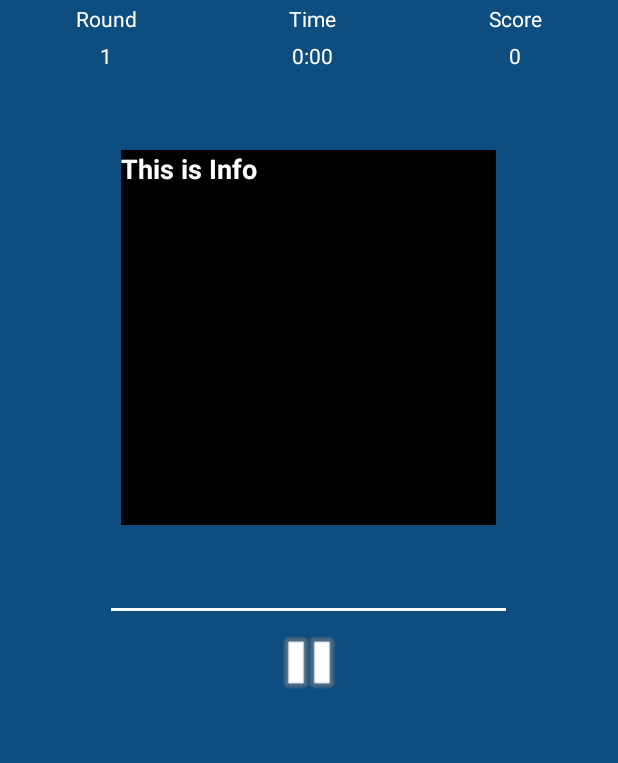
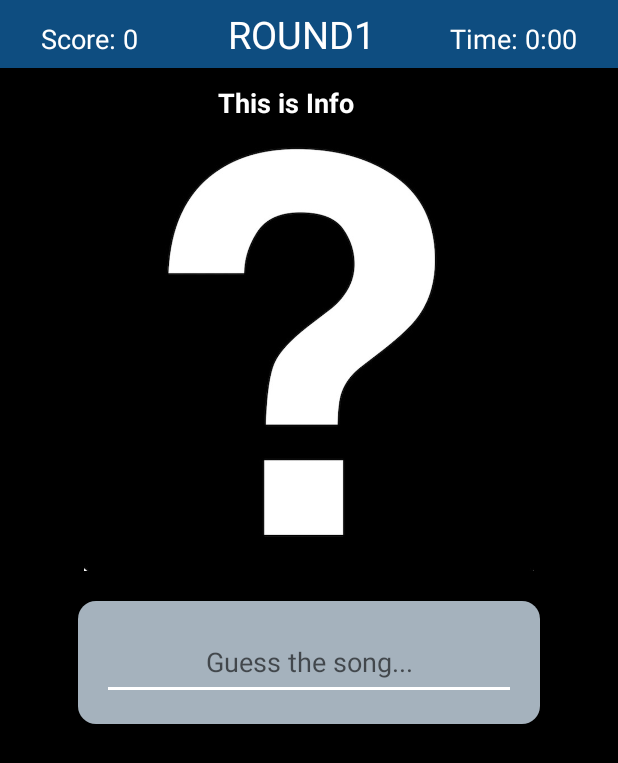
Before and after one commit to JamBuzzers/What-sThatJam-, an Android app: the layout fragment_game.xml on its own in the app's theme, with its tools: preview values and no code run, on a phone screen of 412 x 824 dp. Shown: the top 763 px of the screen. Run offline under Robolectric (Android 15) with nearby library versions, the phone set to English and light mode, and no system bars; Roboto replaces fonts that are not available here.

Commit message:
Structure done just need styling

```diff
--- /dev/null
+++ b/app/src/main/res/drawable/bg.xml
@@ -0,0 +1,6 @@
+<?xml version="1.0" encoding="utf-8"?>
+<shape xmlns:android="http://schemas.android.com/apk/res/android"
+android:shape="rectangle">
+    <!--<corners android:radius="16dp" />-->
+    <solid android:color="#0E4D80" />
+</shape>
--- /dev/null
+++ b/app/src/main/res/drawable/bg1.xml
@@ -0,0 +1,6 @@
+<?xml version="1.0" encoding="utf-8"?>
+<shape xmlns:android="http://schemas.android.com/apk/res/android"
+    android:shape="rectangle">
+    <corners android:radius="12dp" />
+    <solid android:color="#A5B2BD" />
+</shape>
--- a/app/src/main/res/layout/fragment_create_game.xml
+++ b/app/src/main/res/layout/fragment_create_game.xml
@@ -36,14 +36,14 @@
         android:textSize="12sp" />
 
     <HorizontalScrollView
-        android:layout_width="wrap_content"
+        android:layout_width="match_parent"
         android:layout_height="wrap_content"
         android:layout_margin="2dp">
 
         <LinearLayout
             android:id="@+id/hscroll"
             android:layout_width="match_parent"
-            android:layout_height="45dp"
+            android:layout_height="wrap_content"
             android:orientation="horizontal" />
     </HorizontalScrollView>
 
--- a/app/src/main/res/layout/fragment_game.xml
+++ b/app/src/main/res/layout/fragment_game.xml
@@ -1,127 +1,116 @@
 <?xml version="1.0" encoding="utf-8"?>
-<LinearLayout xmlns:android="http://schemas.android.com/apk/res/android"
+<RelativeLayout xmlns:android="http://schemas.android.com/apk/res/android"
     xmlns:app="http://schemas.android.com/apk/res-auto"
     xmlns:tools="http://schemas.android.com/tools"
     android:layout_width="match_parent"
     android:layout_height="match_parent"
     android:orientation="vertical"
     tools:context=".GameFragment"
-    android:background="@color/colorPrimary">
+    android:background="@color/secondaryTextColor">
 
+    <View
+        android:id="@+id/backView"
+        android:layout_width="match_parent"
+        android:layout_height="45dp"
+        android:background="@drawable/bg" />
     <LinearLayout
         android:layout_width="match_parent"
-        android:layout_height="50dp"
-        android:orientation="horizontal">
+        android:layout_height="match_parent"
+        android:orientation="vertical">
 
         <LinearLayout
             android:id="@+id/view1"
             android:layout_width="wrap_content"
+            android:layout_height="wrap_content"
+            android:layout_gravity="center"
+            android:orientation="horizontal"
+            android:padding="5dp"
+            android:background="@drawable/bg">
 
-            android:layout_height="match_parent"
+            <TextView
+                android:id="@+id/textView3"
+                android:layout_width="wrap_content"
+                android:layout_height="wrap_content"
                 android:layout_weight="1"
-            android:orientation="vertical">
+                android:text="Score: "
+                android:textColor="@color/white"
+                android:textSize="18sp" />
+
+            <TextView
+                android:id="@+id/tvScore"
+                android:layout_width="wrap_content"
+                android:layout_height="wrap_content"
+                android:paddingRight="60dp"
+                android:layout_weight="1"
+                android:gravity="center"
+                android:textColor="@color/white"
+                android:text="0"
+                android:textSize="18sp"/>
 
             <TextView
                 android:id="@+id/textView"
                 android:layout_width="match_parent"
                 android:layout_height="wrap_content"
-                android:layout_weight="1"
                 android:gravity="center"
-                android:text="Round"
-                android:textColor="@color/white"/>
+                android:text="ROUND"
+                android:textColor="@color/white"
+                android:textSize="25sp"/>
 
             <TextView
                 android:id="@+id/tvRound"
-                android:layout_width="match_parent"
+                android:layout_width="wrap_content"
+                android:layout_height="wrap_content"
+                android:gravity="center"
+                android:textColor="@color/white"
+                android:text="1"
+                android:textSize="25sp"
+                android:paddingRight="50dp" />
+
+
+            <TextView
+                android:id="@+id/textView2"
+                android:layout_width="wrap_content"
+                android:layout_height="wrap_content"
+                android:layout_weight="1"
+                android:text="Time: "
+                android:textColor="@color/white"
+                android:textSize="18sp"/>
+
+            <TextView
+                android:id="@+id/tvTime"
+                android:layout_width="wrap_content"
                 android:layout_height="wrap_content"
                 android:layout_weight="1"
                 android:gravity="center"
                 android:textColor="@color/white"
-                android:text="1" />
+                android:text="0:00"
+                android:textSize="18sp"/>
         </LinearLayout>
 
+
     <LinearLayout
-            android:id="@+id/view2"
         android:layout_width="wrap_content"
-            android:layout_height="match_parent"
-            android:layout_weight="1"
-            android:orientation="vertical">
+        android:layout_height="wrap_content">
 
-            <TextView
-                android:id="@+id/textView2"
+
+            <HorizontalScrollView
                 android:layout_width="match_parent"
                 android:layout_height="wrap_content"
-                android:layout_weight="1"
-                android:gravity="center"
-                android:text="Time"
-                android:textColor="@color/white"/>
+                android:layout_margin="5dp">
 
-            <TextView
-                android:id="@+id/tvTime"
+                <LinearLayout
+                    android:id="@+id/hscroll2"
                     android:layout_width="match_parent"
                     android:layout_height="wrap_content"
-                android:layout_weight="1"
-                android:gravity="center"
-                android:textColor="@color/white"
-                android:text="0:00" />
-
-        </LinearLayout>
-
-        <LinearLayout
-            android:id="@+id/view3"
-            android:layout_width="wrap_content"
-
-            android:layout_height="match_parent"
-            android:layout_weight="1"
-            android:orientation="vertical">
-
-            <TextView
-                android:id="@+id/textView3"
-                android:layout_width="match_parent"
-                android:layout_height="wrap_content"
-                android:layout_weight="1"
-                android:gravity="center"
-                android:text="Score"
-                android:textColor="@color/white"/>
-
-            <TextView
-                android:id="@+id/tvScore"
-                android:layout_width="match_parent"
-                android:layout_height="wrap_content"
-                android:layout_weight="1"
-                android:gravity="center"
-                android:textColor="@color/white"
-                android:text="0" />
-
-        </LinearLayout>
-
+                    android:orientation="horizontal" />
+            </HorizontalScrollView>
 
     </LinearLayout>
 
     <LinearLayout
         android:layout_width="wrap_content"
-        android:layout_height="50dp">
+        android:layout_height="wrap_content">
 
-
-            <HorizontalScrollView
-                android:layout_width="wrap_content"
-                android:layout_height="wrap_content"
-                android:layout_margin="2dp">
-
-                <LinearLayout
-                    android:id="@+id/hscroll2"
-                    android:layout_width="match_parent"
-                    android:layout_height="45dp"
-                    android:orientation="horizontal" />
-            </HorizontalScrollView>
-
-    </LinearLayout>
-
-    <FrameLayout
-        android:layout_width="250dp"
-        android:layout_height="250dp"
-        android:layout_gravity="center"
-        >
         <TextView
             android:id="@+id/tvInfo"
             android:layout_width="match_parent"
@@ -131,35 +120,49 @@
             android:text="This is Info"
             android:textColor="@color/primaryTextColor"
             android:textSize="18sp"
+            android:paddingLeft="145dp"
             android:textStyle="bold" />
+    </LinearLayout>
 
+    <LinearLayout
+        android:layout_width="wrap_content"
+        android:layout_height="wrap_content"
+        android:layout_gravity="center"
+        android:orientation="horizontal">
         <ImageView
             android:id="@+id/ivAlbum"
-            android:layout_width="match_parent"
-            android:layout_height="match_parent"
-            android:background="@android:color/black" />
-    </FrameLayout>
+            android:layout_width="300dp"
+            android:layout_height="300dp"
+            android:background="@drawable/questionmark" />
+    </LinearLayout>
 
+    <LinearLayout
+        android:layout_width="wrap_content"
+        android:layout_height="wrap_content"
+        android:layout_gravity="center"
+        android:layout_marginTop="20dp"
+        android:background="@drawable/bg1"
+        android:padding="@dimen/activity_horizontal_margin">
 
         <EditText
             android:id="@+id/etSongTitle"
-        android:layout_width="271dp"
-        android:layout_height="64dp"
-        android:layout_alignParentTop="true"
-        android:layout_centerHorizontal="true"
+            android:layout_width="276dp"
+            android:layout_height="50dp"
             android:layout_gravity="center"
             android:backgroundTint="@color/white"
             android:gravity="center"
+            android:hint="Guess the song..."
             android:inputType="text"
             android:textColor="@color/white" />
+    </LinearLayout>
+    <!--<ImageView-->
+        <!--android:id="@+id/ivStop"-->
+        <!--android:layout_width="match_parent"-->
+        <!--android:layout_height="55dp"-->
+        <!--android:src="@android:drawable/ic_media_pause" />-->
 
-    <ImageView
-        android:id="@+id/ivStop"
-        android:layout_width="match_parent"
-        android:layout_height="55dp"
-        android:src="@android:drawable/ic_media_pause" />
+    </LinearLayout>
 
 
 
-
-</LinearLayout>
+</RelativeLayout>
```
Also changed, not shown: app/src/main/java/com/jambuzzers/whatsthatjam/GameFragment.java (+27 -7 lines), app/src/main/res/layout/fragment_search_profile.xml (deleted, +0 -44 lines), app/src/main/res/layout/item_invited.xml (+3 -7 lines), app/src/main/res/layout/item_playing.xml (+7 -11 lines), app/src/main/res/drawable/questionmark.jpg (added). Lines whose indentation alone changed are shown as unchanged.
